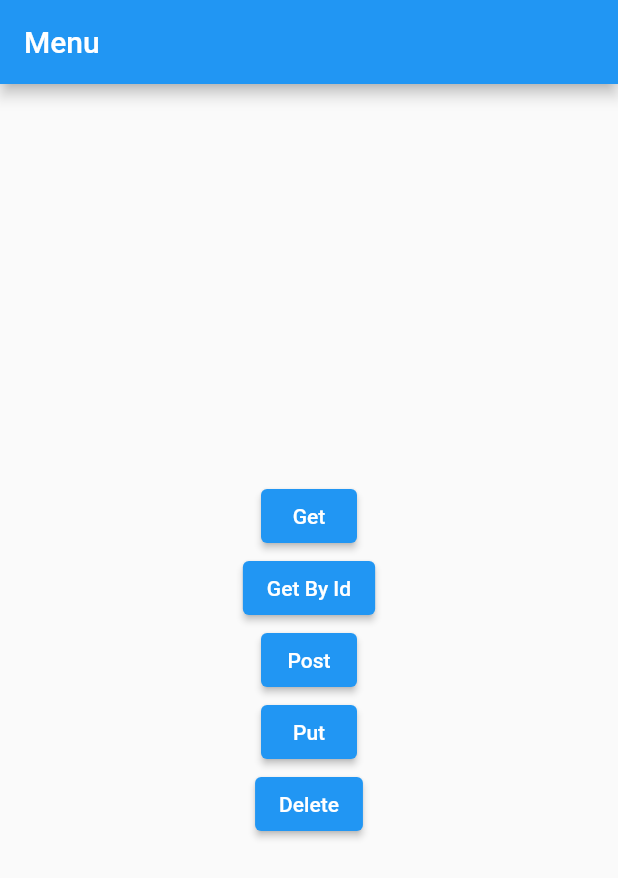
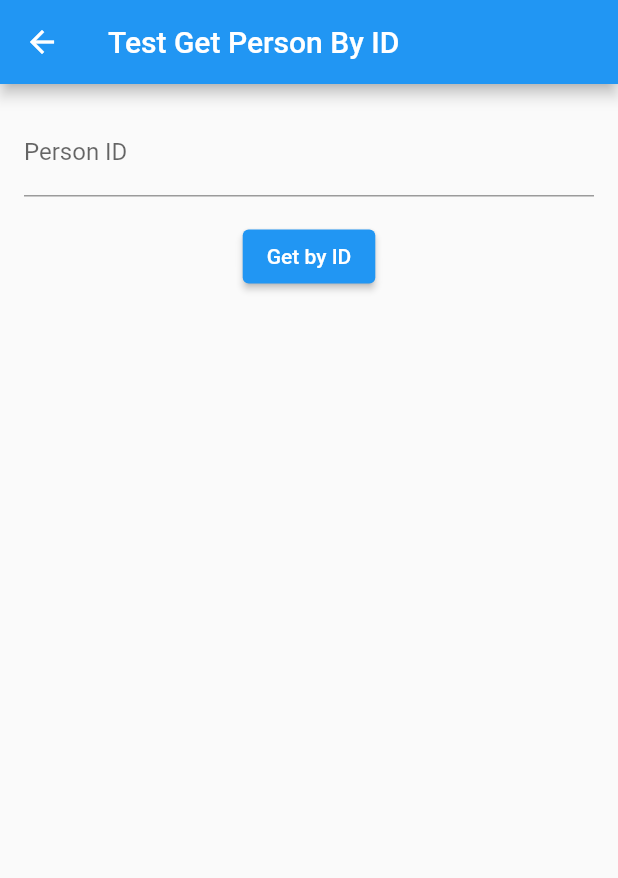
Before and after one commit to JesusFerru/backend, a Flutter app: the screen it shows after launch, after a tap on "Get By Id", on a phone screen of 412 x 824 dp. Shown: the top 878 px of the screen. Run offline on Flutter 3.47's test engine with Material 2 defaults, Android fonts, the phone set to English and light mode, and no system bars; our stand-ins replace cloud_firestore, firebase_core; accounts and stored records are empty.

Commit message:
Add getbyid page

```diff
--- a/bd_prueba_firebase/lib/Routes/routes.dart
+++ b/bd_prueba_firebase/lib/Routes/routes.dart
@@ -1,24 +1,24 @@
+import 'package:bd_prueba_firebase/screens/get_page.dart';
+import 'package:bd_prueba_firebase/screens/getbyid_page.dart';
 import 'package:bd_prueba_firebase/screens/main_page.dart';
 import 'package:flutter/material.dart';
-
-import '../main.dart';
 import '../screens/post_page.dart';
 
 class AppRouter {
   static const main = '/';
-  static const postData = "/PostData";
-  static const loginPage = "/login";
-  static const testPage = "/testPage";
-  static const getPage = "/pruebaPage";
+  static const postpage = "/PostData";
+  // static const loginPage = "/login";
+  static const getByIdPage = "/GetByIdData";
+  static const getPage = "/GetData";
 
   static final Map<String, Widget Function(BuildContext)> routes = {
     main: (context) => const MainPage(
           title: 'Menu',
         ),
-    // pruebaPage: (context) => const Home(),
-    // postData: (context) => const PostPage(),
+    getPage: (context) => GetPage(),
+    postpage: (context) => const PostPage(),
     // loginPage: (context) => const LoginPage(),
-    // testPage: (context) => TestPage(),
+    getByIdPage: (context) => GetByIdPage(),
     // authPage: (context) => const AuthPag(),
   };
 }
--- /dev/null
+++ b/bd_prueba_firebase/lib/screens/getbyid_page.dart
@@ -0,0 +1,76 @@
+import 'package:flutter/material.dart';
+import '../backend/models/person.dart';
+import '../backend/services/person_services.dart';
+
+class GetByIdPage extends StatefulWidget {
+  @override
+  _GetByIdPageState createState() => _GetByIdPageState();
+}
+
+class _GetByIdPageState extends State<GetByIdPage> {
+  final TextEditingController _idController = TextEditingController();
+
+  // Change the information
+  Person? _object;
+
+  static const String titleTest = "Test Get Person By ID";
+  static const String fieldTest = "Person ID";
+
+  void _getById() async {
+    final personId = _idController.text;
+    final person = await getPersonById(personId);
+    setState(() {
+      _object = person;
+    });
+  }
+
+// ---------------------------
+  @override
+  void dispose() {
+    _idController.dispose();
+    super.dispose();
+  }
+
+  @override
+  Widget build(BuildContext context) {
+    return Scaffold(
+      appBar: AppBar(
+        title: Text(titleTest),
+      ),
+      body: Padding(
+        padding: EdgeInsets.all(16.0),
+        child: Column(
+          children: [
+            TextField(
+              controller: _idController,
+              decoration: InputDecoration(labelText: fieldTest),
+            ),
+            SizedBox(height: 16.0),
+            ElevatedButton(
+              onPressed: _getById,
+              child: Text('Get by ID'),
+            ),
+            SizedBox(height: 16.0),
+            if (_object != null)
+              Card(
+                child: Padding(
+                  padding: EdgeInsets.all(16.0),
+                  child: Column(
+                    crossAxisAlignment: CrossAxisAlignment.start,
+                    children: [
+                      // -------------------------------------
+                      Text('Person Name: ${_object!.personName}'),
+                      Text('Email: ${_object!.email}'),
+                      Text('Main Hobbie: ${_object!.hobbies?[1]}'),
+                      Text('Sex: ${_object!.personSex}'),
+                      // ... Add more fields here
+                    ],
+                  ),
+                ),
+              ),
+          ],
+        ),
+      ),
+    );
+  }
+}
--- a/bd_prueba_firebase/lib/screens/main_page.dart
+++ b/bd_prueba_firebase/lib/screens/main_page.dart
@@ -2,6 +2,7 @@ import 'package:bd_prueba_firebase/screens/post_page.dart';
 import 'package:flutter/material.dart';
 
 import 'get_page.dart';
+import 'getbyid_page.dart';
 
 class MainPage extends StatefulWidget {
   const MainPage({super.key, required this.title});
@@ -32,10 +33,10 @@ class _MainPageState extends State<MainPage> {
             ),
             ElevatedButton(
               onPressed: () {
-                // Navigator.push(
-                //     context,
-                //     MaterialPageRoute(builder: (context) => GetByIdPage()),
-                //   );
+                Navigator.push(
+                  context,
+                  MaterialPageRoute(builder: (context) => GetByIdPage()),
+                );
               },
               child: Text('Get By Id'),
             ),
```
